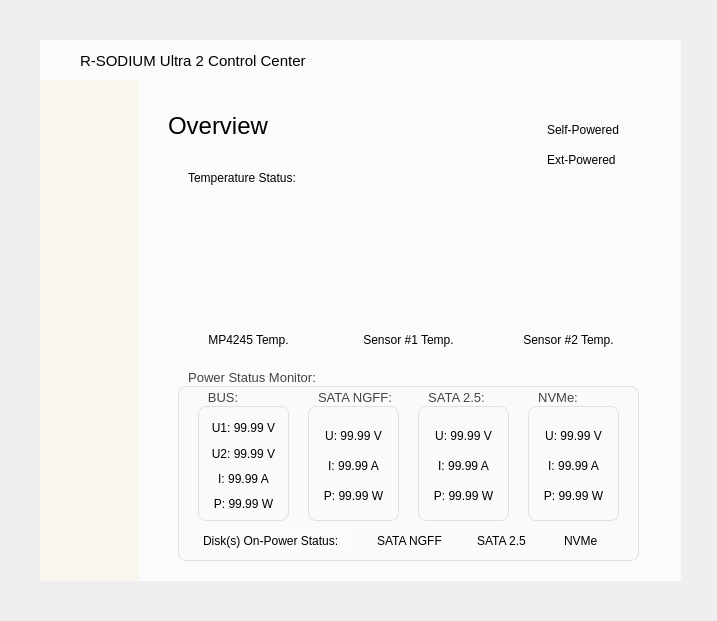
First picture: the form in main.ui, repository barryblueice/R-SODIUM-Ultra-2-Control-Center, before the edit.
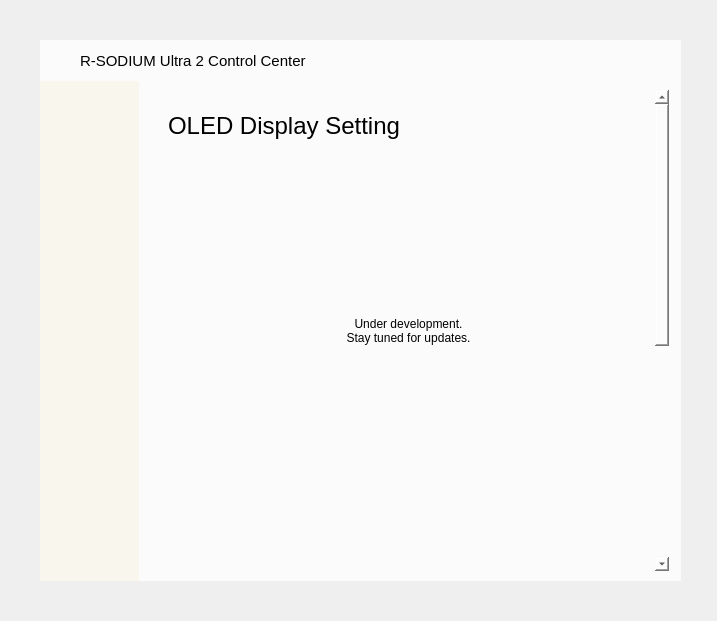
Second picture: the form after the edit. Icons and pictures are not drawn. Custom widgets are drawn as their Qt base class.

Commit message: 更新oled setting界面

What changed in the file:
```diff
--- a/main.ui
+++ b/main.ui
@@ -2390,6 +2390,26 @@
         <set>Qt::AlignmentFlag::AlignLeading|Qt::AlignmentFlag::AlignLeft|Qt::AlignmentFlag::AlignVCenter</set>
        </property>
       </widget>
+      <widget class="QLabel" name="label_15">
+       <property name="geometry">
+        <rect>
+         <x>20</x>
+         <y>220</y>
+         <width>501</width>
+         <height>41</height>
+        </rect>
+       </property>
+       <property name="styleSheet">
+        <string notr="true">background-color: transparent;</string>
+       </property>
+       <property name="text">
+        <string>Under development. 
+Stay tuned for updates.</string>
+       </property>
+       <property name="alignment">
+        <set>Qt::AlignmentFlag::AlignCenter</set>
+       </property>
+      </widget>
      </widget>
     </widget>
    </widget>
@@ -2612,11 +2632,11 @@
    <zorder>sidebar</zorder>
    <zorder>topbar</zorder>
    <zorder>about_interface</zorder>
-   <zorder>oled_setting_interface</zorder>
    <zorder>controller_setting_interface</zorder>
-   <zorder>center_setting_interface</zorder>
    <zorder>enclosure_setting_interface</zorder>
    <zorder>overview_interface</zorder>
+   <zorder>center_setting_interface</zorder>
+   <zorder>oled_setting_interface</zorder>
   </widget>
  </widget>
  <customwidgets>
```
The commit also changes 1 other file.
